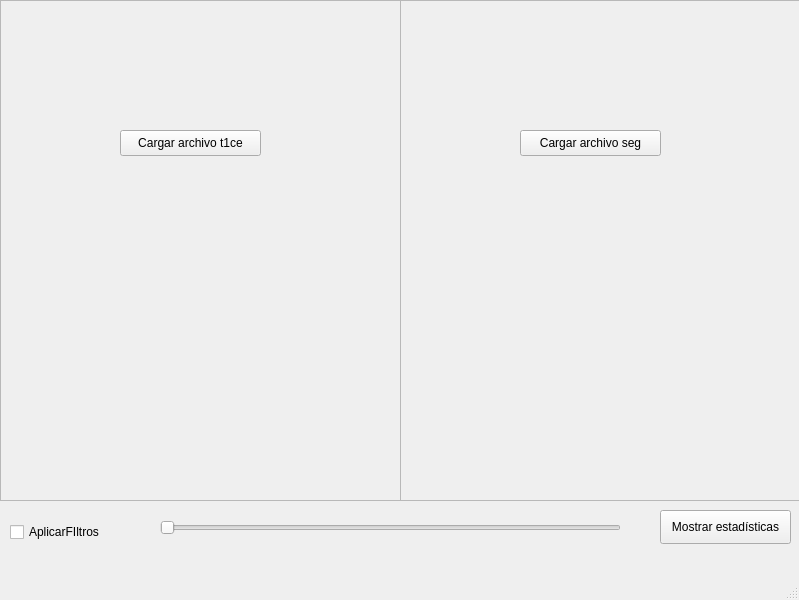
Qt form mainwindow.ui (Fantasm4no/VisionxComputador) before a commit.
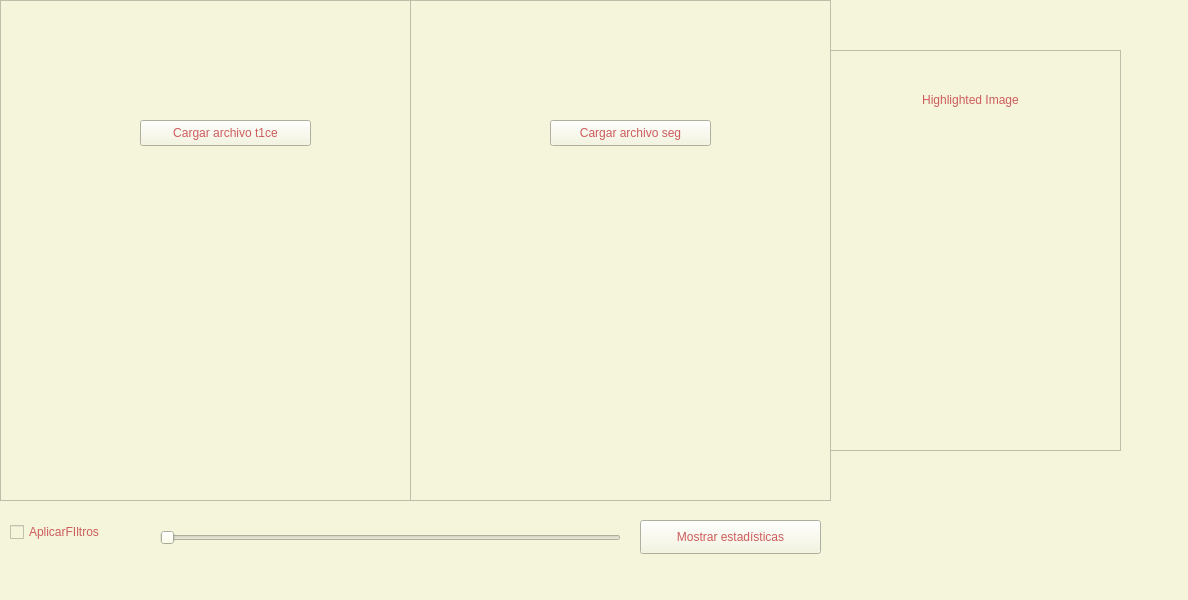
The same form after that commit.

```diff
--- a/mainwindow.ui
+++ b/mainwindow.ui
@@ -6,23 +6,29 @@
    <rect>
     <x>0</x>
     <y>0</y>
-    <width>799</width>
+    <width>1188</width>
     <height>600</height>
    </rect>
   </property>
   <property name="windowTitle">
    <string>MainWindow</string>
   </property>
+  <property name="styleSheet">
+   <string notr="true">background-color: rgb( 245, 245, 220 );</string>
+  </property>
   <widget class="QWidget" name="centralwidget">
    <widget class="QSlider" name="sliceSlider">
     <property name="geometry">
      <rect>
       <x>160</x>
-      <y>520</y>
+      <y>530</y>
       <width>461</width>
       <height>16</height>
      </rect>
     </property>
+    <property name="styleSheet">
+     <string notr="true">color: rgb(205, 92, 92);</string>
+    </property>
     <property name="orientation">
      <enum>Qt::Orientation::Horizontal</enum>
     </property>
@@ -32,7 +38,7 @@
      <rect>
       <x>0</x>
       <y>0</y>
-      <width>401</width>
+      <width>411</width>
       <height>501</height>
      </rect>
     </property>
@@ -47,23 +53,30 @@
       <rect>
        <x>60</x>
        <y>200</y>
-       <width>281</width>
+       <width>301</width>
        <height>231</height>
       </rect>
      </property>
      <property name="text">
       <string/>
      </property>
+     <property name="alignment">
+      <set>Qt::AlignmentFlag::AlignCenter</set>
+     </property>
     </widget>
     <widget class="QPushButton" name="loadFile">
      <property name="geometry">
       <rect>
-       <x>120</x>
-       <y>130</y>
-       <width>141</width>
+       <x>140</x>
+       <y>120</y>
+       <width>171</width>
        <height>26</height>
       </rect>
      </property>
+     <property name="styleSheet">
+      <string notr="true">font: 700 11pt &quot;Noto Sans CJK JP&quot;;
+color: rgb(205, 92, 92);</string>
+     </property>
      <property name="text">
       <string>Cargar archivo t1ce</string>
      </property>
@@ -73,10 +86,14 @@
       <rect>
        <x>80</x>
        <y>50</y>
-       <width>241</width>
+       <width>281</width>
        <height>21</height>
       </rect>
      </property>
+     <property name="styleSheet">
+      <string notr="true">font: 700 11pt &quot;Noto Sans CJK JP&quot;;
+color: rgb(205, 92, 92);</string>
+     </property>
      <property name="text">
       <string/>
      </property>
@@ -85,9 +102,9 @@
    <widget class="QFrame" name="frameseg">
     <property name="geometry">
      <rect>
-      <x>400</x>
+      <x>410</x>
       <y>0</y>
-      <width>401</width>
+      <width>421</width>
       <height>501</height>
      </rect>
     </property>
@@ -100,12 +117,16 @@
     <widget class="QPushButton" name="loadFile2">
      <property name="geometry">
       <rect>
-       <x>120</x>
-       <y>130</y>
-       <width>141</width>
+       <x>140</x>
+       <y>120</y>
+       <width>161</width>
        <height>26</height>
       </rect>
      </property>
+     <property name="styleSheet">
+      <string notr="true">font: 700 11pt &quot;Noto Sans CJK JP&quot;;
+color: rgb(205, 92, 92);</string>
+     </property>
      <property name="text">
       <string>Cargar archivo seg</string>
      </property>
@@ -119,6 +140,10 @@
        <height>21</height>
       </rect>
      </property>
+     <property name="styleSheet">
+      <string notr="true">font: 700 11pt &quot;Noto Sans CJK JP&quot;;
+color: rgb(205, 92, 92);</string>
+     </property>
      <property name="text">
       <string/>
      </property>
@@ -128,13 +153,16 @@
       <rect>
        <x>50</x>
        <y>200</y>
-       <width>281</width>
+       <width>311</width>
        <height>231</height>
       </rect>
      </property>
      <property name="text">
       <string/>
      </property>
+     <property name="alignment">
+      <set>Qt::AlignmentFlag::AlignCenter</set>
+     </property>
     </widget>
    </widget>
    <widget class="QCheckBox" name="checkBoxShowMessage">
@@ -142,10 +170,14 @@
      <rect>
       <x>10</x>
       <y>520</y>
-      <width>111</width>
+      <width>141</width>
       <height>24</height>
      </rect>
     </property>
+    <property name="styleSheet">
+     <string notr="true">font: 700 11pt &quot;Noto Sans CJK JP&quot;;
+color: rgb(205, 92, 92);</string>
+    </property>
     <property name="text">
      <string>AplicarFIltros</string>
     </property>
@@ -153,16 +185,85 @@
    <widget class="QPushButton" name="btnEstadisticas">
     <property name="geometry">
      <rect>
-      <x>660</x>
-      <y>510</y>
-      <width>131</width>
+      <x>640</x>
+      <y>520</y>
+      <width>181</width>
       <height>34</height>
      </rect>
     </property>
+    <property name="styleSheet">
+     <string notr="true">font: 700 11pt &quot;Noto Sans CJK JP&quot;;
+color: rgb(205, 92, 92);</string>
+    </property>
     <property name="text">
      <string>Mostrar estadísticas</string>
     </property>
    </widget>
+   <widget class="QFrame" name="frameseg_2">
+    <property name="geometry">
+     <rect>
+      <x>830</x>
+      <y>50</y>
+      <width>291</width>
+      <height>401</height>
+     </rect>
+    </property>
+    <property name="frameShape">
+     <enum>QFrame::Shape::StyledPanel</enum>
+    </property>
+    <property name="frameShadow">
+     <enum>QFrame::Shadow::Raised</enum>
+    </property>
+    <widget class="QLabel" name="labelImagen3">
+     <property name="geometry">
+      <rect>
+       <x>30</x>
+       <y>90</y>
+       <width>231</width>
+       <height>241</height>
+      </rect>
+     </property>
+     <property name="text">
+      <string/>
+     </property>
+     <property name="alignment">
+      <set>Qt::AlignmentFlag::AlignCenter</set>
+     </property>
+    </widget>
+    <widget class="QLabel" name="label">
+     <property name="geometry">
+      <rect>
+       <x>60</x>
+       <y>40</y>
+       <width>161</width>
+       <height>20</height>
+      </rect>
+     </property>
+     <property name="styleSheet">
+      <string notr="true">font: 700 11pt &quot;Noto Sans CJK JP&quot;;
+color: rgb(205, 92, 92);</string>
+     </property>
+     <property name="text">
+      <string>Highlighted Image</string>
+     </property>
+     <property name="alignment">
+      <set>Qt::AlignmentFlag::AlignCenter</set>
+     </property>
+    </widget>
+   </widget>
+   <widget class="QLabel" name="labelUPS">
+    <property name="geometry">
+     <rect>
+      <x>840</x>
+      <y>460</y>
+      <width>331</width>
+      <height>101</height>
+     </rect>
+    </property>
+    <property name="text">
+     <string/>
+    </property>
+   </widget>
   </widget>
   <widget class="QMenuBar" name="menubar">
    <property name="geometry">
```
Left out of the diff: 4 changed lines with no effect on the pictures.
